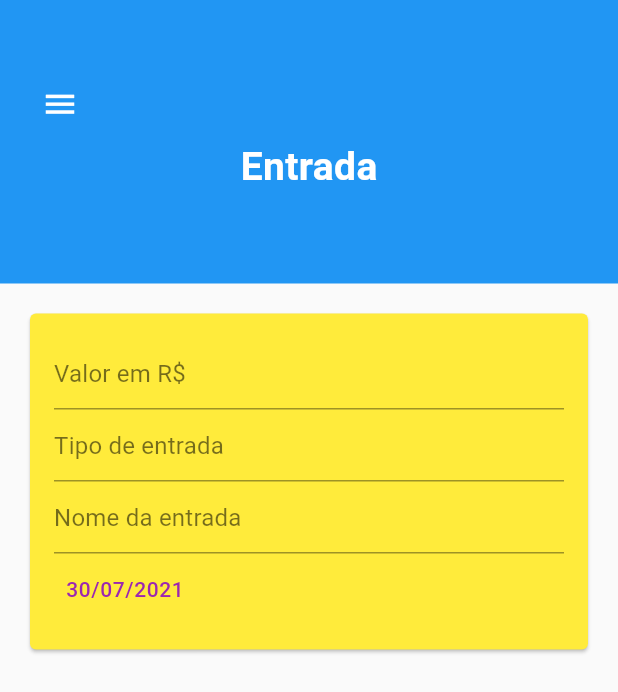
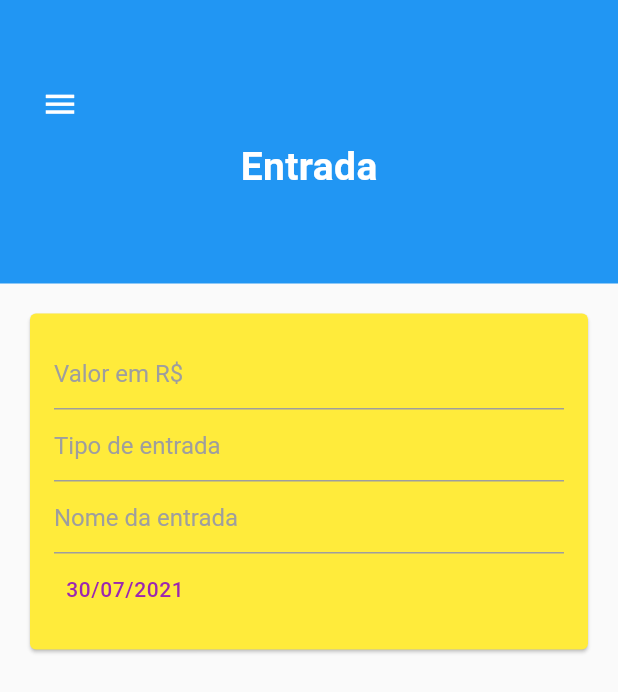
Before and after one commit to rodrigofelipejr/raro-academy-budget, a Flutter app: the IncomePage screen opened directly, on a phone screen of 412 x 824 dp. Shown: the top 692 px of the screen. Run offline on Flutter 3.47's test engine with Material 2 defaults, Android fonts, the light colour scheme and no system bars; missing offline and left inert: animated_card, vs_scrollbar; Roboto replaces fonts that are missing (roboto); project files that could hold a hidden picture were left out.

Commit message:
Substitui TextField por CustomTextField

```diff
--- a/lib/src/features/income/income_page.dart
+++ b/lib/src/features/income/income_page.dart
@@ -1,5 +1,6 @@
 import 'package:flutter/material.dart';
 import 'package:intl/intl.dart';
+import 'package:flutter_finance_controller/src/shared/widget/custom_text_field.dart';
 
 class IncomePage extends StatefulWidget {
   const IncomePage({Key? key}) : super(key: key);
@@ -71,47 +72,14 @@ class _IncomePageState extends State<IncomePage> {
               mainAxisAlignment: MainAxisAlignment.start,
               crossAxisAlignment: CrossAxisAlignment.start,
               children: [
-                TextField(
-                  cursorHeight: 16.0,
-                  decoration: InputDecoration(
-                    border: UnderlineInputBorder(),
-                    hintText: "Valor em R\$",
-                    hintStyle: TextStyle(
-                      fontFamily: "Roboto",
-                      fontWeight: FontWeight.w400,
-                      fontSize: 16.0,
-                      letterSpacing: 0.15,
-                      color: Colors.black.withOpacity(0.54),
-                    ),
-                  ),
+                CustomTextField(
+                  hintText: "Valor em R\$",
                 ),
-                TextField(
-                  cursorHeight: 16.0,
-                  decoration: InputDecoration(
-                    border: UnderlineInputBorder(),
-                    hintText: "Tipo de entrada",
-                    hintStyle: TextStyle(
-                      fontFamily: "Roboto",
-                      fontWeight: FontWeight.w400,
-                      fontSize: 16.0,
-                      letterSpacing: 0.15,
-                      color: Colors.black.withOpacity(0.54),
-                    ),
-                  ),
+                CustomTextField(
+                  hintText: "Tipo de entrada",
                 ),
-                TextField(
-                  cursorHeight: 16.0,
-                  decoration: InputDecoration(
-                    border: UnderlineInputBorder(),
-                    hintText: "Nome da entrada",
-                    hintStyle: TextStyle(
-                      fontFamily: "Roboto",
-                      fontWeight: FontWeight.w400,
-                      fontSize: 16.0,
-                      letterSpacing: 0.15,
-                      color: Colors.black.withOpacity(0.54),
-                    ),
-                  ),
+                CustomTextField(
+                  hintText: "Nome da entrada",
                 ),
                 TextButton(
                   onPressed: () => showDatePicker(
@@ -121,9 +89,7 @@ class _IncomePageState extends State<IncomePage> {
                     lastDate: DateTime(2050),
                   ),
                   child: Text(
-                    DateFormat("dd/MM/yyyy")
-                    .format(DateTime.now())
-                    .toString(),
+                    DateFormat("dd/MM/yyyy").format(DateTime.now()).toString(),
                     style: TextStyle(
                       fontFamily: "Roboto",
                       fontWeight: FontWeight.w500,
```
